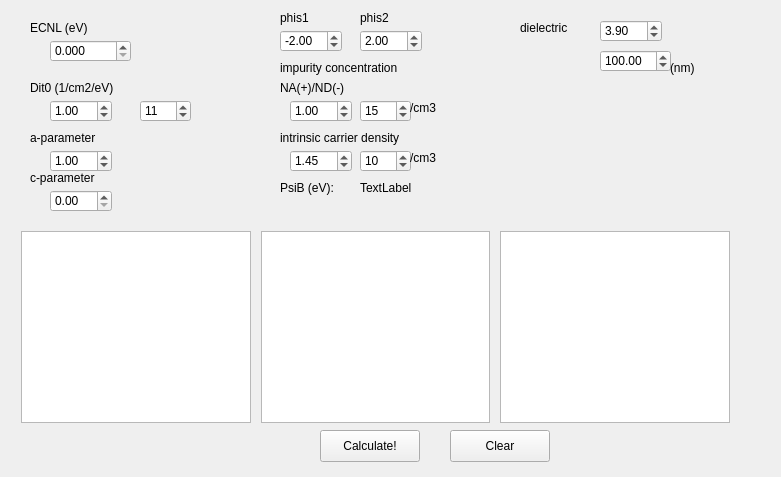
Qt form CVCalculator_gui.ui (hills-ws/CVCalculation) before a commit.
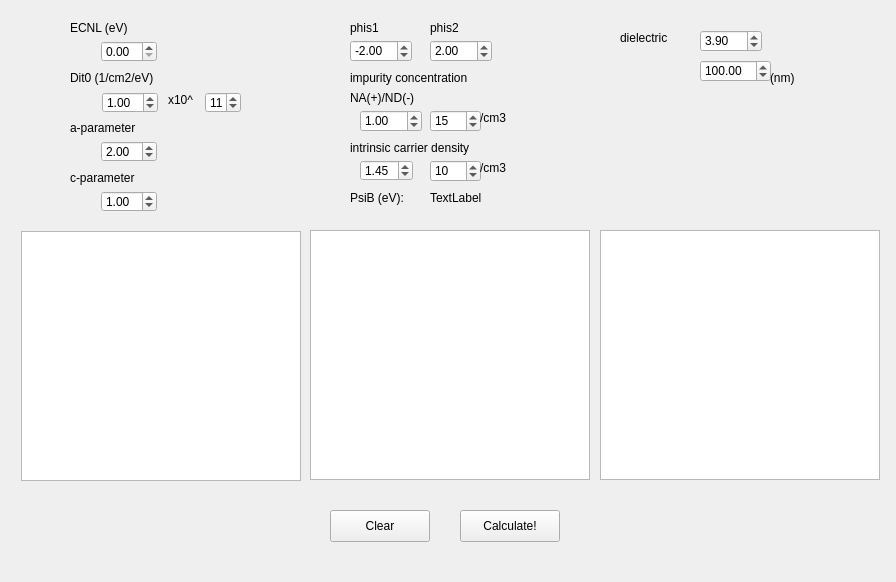
The same form after that commit. Custom widgets are drawn as their Qt base class.

Commit message: 凡例が表示されるように整えた

What changed in the file:
```diff
--- a/CVCalculator_gui.ui
+++ b/CVCalculator_gui.ui
@@ -6,8 +6,8 @@
    <rect>
     <x>0</x>
     <y>0</y>
-    <width>781</width>
-    <height>477</height>
+    <width>896</width>
+    <height>582</height>
    </rect>
   </property>
   <property name="windowTitle">
@@ -18,50 +18,56 @@
     <rect>
      <x>21</x>
      <y>231</y>
-     <width>230</width>
-     <height>192</height>
+     <width>280</width>
+     <height>250</height>
     </rect>
    </property>
   </widget>
   <widget class="PlotWidget" name="graphicsView_Q">
    <property name="geometry">
     <rect>
-     <x>261</x>
-     <y>231</y>
-     <width>229</width>
-     <height>192</height>
+     <x>310</x>
+     <y>230</y>
+     <width>280</width>
+     <height>250</height>
     </rect>
    </property>
   </widget>
   <widget class="PlotWidget" name="graphicsView_Capacitance">
    <property name="geometry">
     <rect>
-     <x>500</x>
-     <y>231</y>
-     <width>230</width>
-     <height>192</height>
+     <x>600</x>
+     <y>230</y>
+     <width>280</width>
+     <height>250</height>
     </rect>
    </property>
   </widget>
   <widget class="QDoubleSpinBox" name="doubleSpinBox_Dit_Ecnl">
    <property name="geometry">
     <rect>
-     <x>50</x>
-     <y>40</y>
-     <width>81</width>
-     <height>22</height>
+     <x>101</x>
+     <y>41</y>
+     <width>56</width>
+     <height>21</height>
     </rect>
    </property>
+   <property name="sizePolicy">
+    <sizepolicy hsizetype="Fixed" vsizetype="Fixed">
+     <horstretch>0</horstretch>
+     <verstretch>0</verstretch>
+    </sizepolicy>
+   </property>
    <property name="decimals">
-    <number>3</number>
+    <number>2</number>
    </property>
   </widget>
   <widget class="QLabel" name="label">
    <property name="geometry">
     <rect>
-     <x>30</x>
+     <x>70</x>
      <y>20</y>
-     <width>71</width>
+     <width>62</width>
      <height>16</height>
     </rect>
    </property>
@@ -72,9 +78,9 @@
   <widget class="QLabel" name="label_2">
    <property name="geometry">
     <rect>
-     <x>30</x>
-     <y>80</y>
-     <width>101</width>
+     <x>70</x>
+     <y>70</y>
+     <width>93</width>
      <height>16</height>
     </rect>
    </property>
@@ -85,12 +91,18 @@
   <widget class="QDoubleSpinBox" name="doubleSpinBox_Dit_Dit0_Mantissa">
    <property name="geometry">
     <rect>
-     <x>50</x>
-     <y>100</y>
-     <width>62</width>
-     <height>22</height>
+     <x>102</x>
+     <y>92</y>
+     <width>56</width>
+     <height>21</height>
     </rect>
    </property>
+   <property name="sizePolicy">
+    <sizepolicy hsizetype="Fixed" vsizetype="Fixed">
+     <horstretch>0</horstretch>
+     <verstretch>0</verstretch>
+    </sizepolicy>
+   </property>
    <property name="value">
     <double>1.000000000000000</double>
    </property>
@@ -98,12 +110,18 @@
   <widget class="QSpinBox" name="spinBox_Dit_Dit0_Exponent">
    <property name="geometry">
     <rect>
-     <x>140</x>
-     <y>100</y>
-     <width>51</width>
-     <height>22</height>
+     <x>205</x>
+     <y>92</y>
+     <width>36</width>
+     <height>21</height>
     </rect>
    </property>
+   <property name="sizePolicy">
+    <sizepolicy hsizetype="Fixed" vsizetype="Fixed">
+     <horstretch>0</horstretch>
+     <verstretch>0</verstretch>
+    </sizepolicy>
+   </property>
    <property name="value">
     <number>11</number>
    </property>
@@ -111,9 +129,9 @@
   <widget class="QLabel" name="label_3">
    <property name="geometry">
     <rect>
-     <x>30</x>
-     <y>130</y>
-     <width>111</width>
+     <x>70</x>
+     <y>120</y>
+     <width>75</width>
      <height>16</height>
     </rect>
    </property>
@@ -124,9 +142,9 @@
   <widget class="QLabel" name="label_4">
    <property name="geometry">
     <rect>
-     <x>30</x>
+     <x>70</x>
      <y>170</y>
-     <width>101</width>
+     <width>75</width>
      <height>16</height>
     </rect>
    </property>
@@ -137,8 +155,8 @@
   <widget class="QLabel" name="label_5">
    <property name="geometry">
     <rect>
-     <x>280</x>
-     <y>10</y>
+     <x>350</x>
+     <y>20</y>
      <width>58</width>
      <height>16</height>
     </rect>
@@ -150,8 +168,8 @@
   <widget class="QDoubleSpinBox" name="doubleSpinBox_phis1">
    <property name="geometry">
     <rect>
-     <x>280</x>
-     <y>30</y>
+     <x>350</x>
+     <y>40</y>
      <width>62</width>
      <height>22</height>
     </rect>
@@ -172,8 +190,8 @@
   <widget class="QLabel" name="label_6">
    <property name="geometry">
     <rect>
-     <x>360</x>
-     <y>10</y>
+     <x>430</x>
+     <y>20</y>
      <width>58</width>
      <height>16</height>
     </rect>
@@ -185,8 +203,8 @@
   <widget class="QDoubleSpinBox" name="doubleSpinBox_phis2">
    <property name="geometry">
     <rect>
-     <x>360</x>
-     <y>30</y>
+     <x>430</x>
+     <y>40</y>
      <width>62</width>
      <height>22</height>
     </rect>
@@ -201,8 +219,8 @@
   <widget class="QLabel" name="label_7">
    <property name="geometry">
     <rect>
-     <x>280</x>
-     <y>60</y>
+     <x>350</x>
+     <y>70</y>
      <width>151</width>
      <height>16</height>
     </rect>
@@ -214,12 +232,18 @@
   <widget class="QDoubleSpinBox" name="doubleSpinBox_NA_Mantissa">
    <property name="geometry">
     <rect>
-     <x>290</x>
-     <y>100</y>
+     <x>360</x>
+     <y>110</y>
      <width>62</width>
      <height>22</height>
     </rect>
    </property>
+   <property name="sizePolicy">
+    <sizepolicy hsizetype="Fixed" vsizetype="Fixed">
+     <horstretch>0</horstretch>
+     <verstretch>0</verstretch>
+    </sizepolicy>
+   </property>
    <property name="minimum">
     <double>-10.000000000000000</double>
    </property>
@@ -233,12 +257,18 @@
   <widget class="QSpinBox" name="spinBox_NA_Exponent">
    <property name="geometry">
     <rect>
-     <x>360</x>
-     <y>100</y>
+     <x>430</x>
+     <y>110</y>
      <width>51</width>
      <height>22</height>
     </rect>
    </property>
+   <property name="sizePolicy">
+    <sizepolicy hsizetype="Fixed" vsizetype="Fixed">
+     <horstretch>0</horstretch>
+     <verstretch>0</verstretch>
+    </sizepolicy>
+   </property>
    <property name="minimum">
     <number>-20</number>
    </property>
@@ -252,8 +282,8 @@
   <widget class="QLabel" name="label_8">
    <property name="geometry">
     <rect>
-     <x>410</x>
-     <y>100</y>
+     <x>480</x>
+     <y>110</y>
      <width>58</width>
      <height>16</height>
     </rect>
@@ -265,8 +295,8 @@
   <widget class="QLabel" name="label_9">
    <property name="geometry">
     <rect>
-     <x>280</x>
-     <y>80</y>
+     <x>350</x>
+     <y>90</y>
      <width>81</width>
      <height>16</height>
     </rect>
@@ -278,8 +308,8 @@
   <widget class="QLabel" name="label_10">
    <property name="geometry">
     <rect>
-     <x>280</x>
-     <y>130</y>
+     <x>350</x>
+     <y>140</y>
      <width>141</width>
      <height>16</height>
     </rect>
@@ -291,12 +321,18 @@
   <widget class="QDoubleSpinBox" name="doubleSpinBox_NI_Mantissa">
    <property name="geometry">
     <rect>
-     <x>290</x>
-     <y>150</y>
-     <width>62</width>
-     <height>22</height>
+     <x>360</x>
+     <y>160</y>
+     <width>53</width>
+     <height>21</height>
     </rect>
    </property>
+   <property name="sizePolicy">
+    <sizepolicy hsizetype="Fixed" vsizetype="Fixed">
+     <horstretch>0</horstretch>
+     <verstretch>0</verstretch>
+    </sizepolicy>
+   </property>
    <property name="minimum">
     <double>1.000000000000000</double>
    </property>
@@ -313,12 +349,18 @@
   <widget class="QSpinBox" name="spinBox_NI_Exponent">
    <property name="geometry">
     <rect>
-     <x>360</x>
-     <y>150</y>
+     <x>430</x>
+     <y>160</y>
      <width>51</width>
      <height>22</height>
     </rect>
    </property>
+   <property name="sizePolicy">
+    <sizepolicy hsizetype="Fixed" vsizetype="Fixed">
+     <horstretch>0</horstretch>
+     <verstretch>0</verstretch>
+    </sizepolicy>
+   </property>
    <property name="minimum">
     <number>-20</number>
    </property>
@@ -332,8 +374,8 @@
   <widget class="QLabel" name="label_11">
    <property name="geometry">
     <rect>
-     <x>410</x>
-     <y>150</y>
+     <x>480</x>
+     <y>160</y>
      <width>58</width>
      <height>16</height>
     </rect>
@@ -345,8 +387,8 @@
   <widget class="QPushButton" name="pushButton_calculate">
    <property name="geometry">
     <rect>
-     <x>320</x>
-     <y>430</y>
+     <x>460</x>
+     <y>510</y>
      <width>100</width>
      <height>32</height>
     </rect>
@@ -358,8 +400,8 @@
   <widget class="QLabel" name="label_12">
    <property name="geometry">
     <rect>
-     <x>520</x>
-     <y>20</y>
+     <x>620</x>
+     <y>30</y>
      <width>58</width>
      <height>16</height>
     </rect>
@@ -371,8 +413,8 @@
   <widget class="QDoubleSpinBox" name="doubleSpinBox_DielectricPermittivity">
    <property name="geometry">
     <rect>
-     <x>600</x>
-     <y>20</y>
+     <x>700</x>
+     <y>30</y>
      <width>62</width>
      <height>22</height>
     </rect>
@@ -393,8 +435,8 @@
   <widget class="QDoubleSpinBox" name="doubleSpinBox_DielectricThickness">
    <property name="geometry">
     <rect>
-     <x>600</x>
-     <y>50</y>
+     <x>700</x>
+     <y>60</y>
      <width>71</width>
      <height>22</height>
     </rect>
@@ -409,8 +451,8 @@
   <widget class="QLabel" name="label_13">
    <property name="geometry">
     <rect>
-     <x>670</x>
-     <y>60</y>
+     <x>770</x>
+     <y>70</y>
      <width>58</width>
      <height>16</height>
     </rect>
@@ -422,8 +464,8 @@
   <widget class="QPushButton" name="pushButton_clear">
    <property name="geometry">
     <rect>
-     <x>450</x>
-     <y>430</y>
+     <x>330</x>
+     <y>510</y>
      <width>100</width>
      <height>32</height>
     </rect>
@@ -435,34 +477,49 @@
   <widget class="QDoubleSpinBox" name="doubleSpinBox_Dit_a">
    <property name="geometry">
     <rect>
-     <x>50</x>
-     <y>150</y>
-     <width>62</width>
-     <height>22</height>
+     <x>101</x>
+     <y>141</y>
+     <width>56</width>
+     <height>21</height>
     </rect>
    </property>
+   <property name="sizePolicy">
+    <sizepolicy hsizetype="Fixed" vsizetype="Fixed">
+     <horstretch>0</horstretch>
+     <verstretch>0</verstretch>
+    </sizepolicy>
+   </property>
    <property name="value">
-    <double>1.000000000000000</double>
+    <double>2.000000000000000</double>
    </property>
   </widget>
   <widget class="QDoubleSpinBox" name="doubleSpinBox_Dit_c">
    <property name="geometry">
     <rect>
-     <x>50</x>
-     <y>190</y>
-     <width>62</width>
-     <height>22</height>
+     <x>101</x>
+     <y>191</y>
+     <width>56</width>
+     <height>21</height>
     </rect>
    </property>
+   <property name="sizePolicy">
+    <sizepolicy hsizetype="Fixed" vsizetype="Fixed">
+     <horstretch>0</horstretch>
+     <verstretch>0</verstretch>
+    </sizepolicy>
+   </property>
    <property name="singleStep">
     <double>0.100000000000000</double>
    </property>
+   <property name="value">
+    <double>1.000000000000000</double>
+   </property>
   </widget>
   <widget class="QLabel" name="label_14">
    <property name="geometry">
     <rect>
-     <x>280</x>
-     <y>180</y>
+     <x>350</x>
+     <y>190</y>
      <width>71</width>
      <height>16</height>
     </rect>
@@ -474,8 +531,8 @@
   <widget class="QLabel" name="label_PsiB">
    <property name="geometry">
     <rect>
-     <x>360</x>
-     <y>180</y>
+     <x>430</x>
+     <y>190</y>
      <width>58</width>
      <height>16</height>
     </rect>
@@ -484,6 +541,19 @@
     <string>TextLabel</string>
    </property>
   </widget>
+  <widget class="QLabel" name="label_15">
+   <property name="geometry">
+    <rect>
+     <x>168</x>
+     <y>92</y>
+     <width>29</width>
+     <height>16</height>
+    </rect>
+   </property>
+   <property name="text">
+    <string>x10^</string>
+   </property>
+  </widget>
  </widget>
  <customwidgets>
   <customwidget>
```
Left out of the diff: 2 changed lines with no effect on the pictures. The commit also changes 1 other file.
